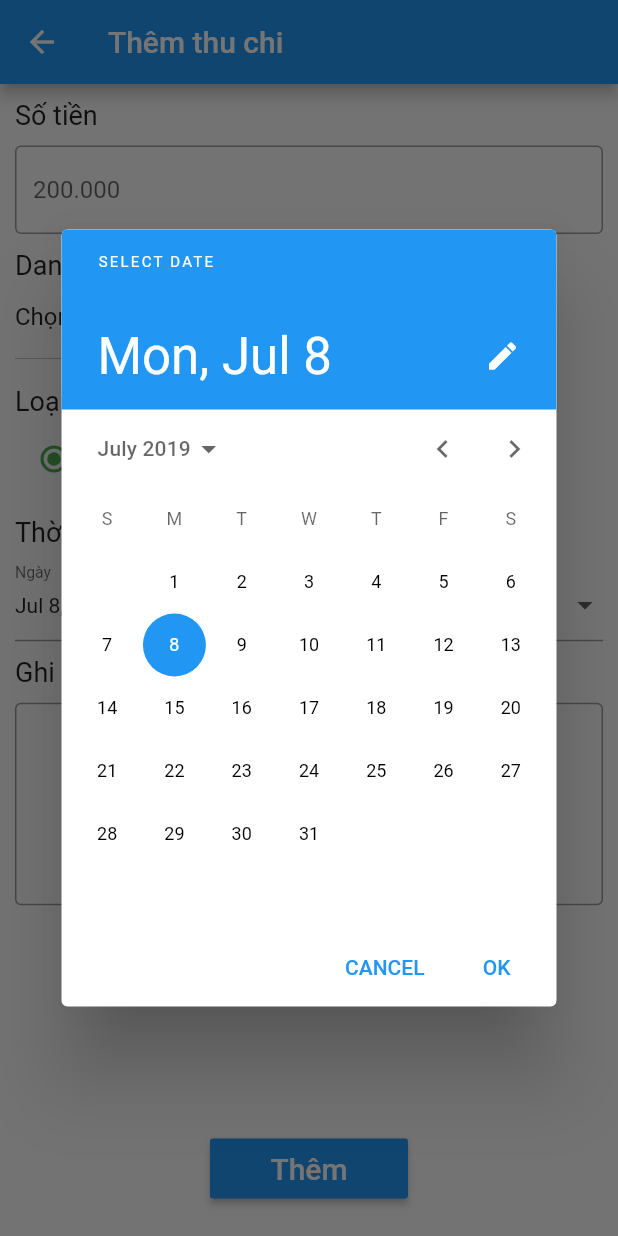
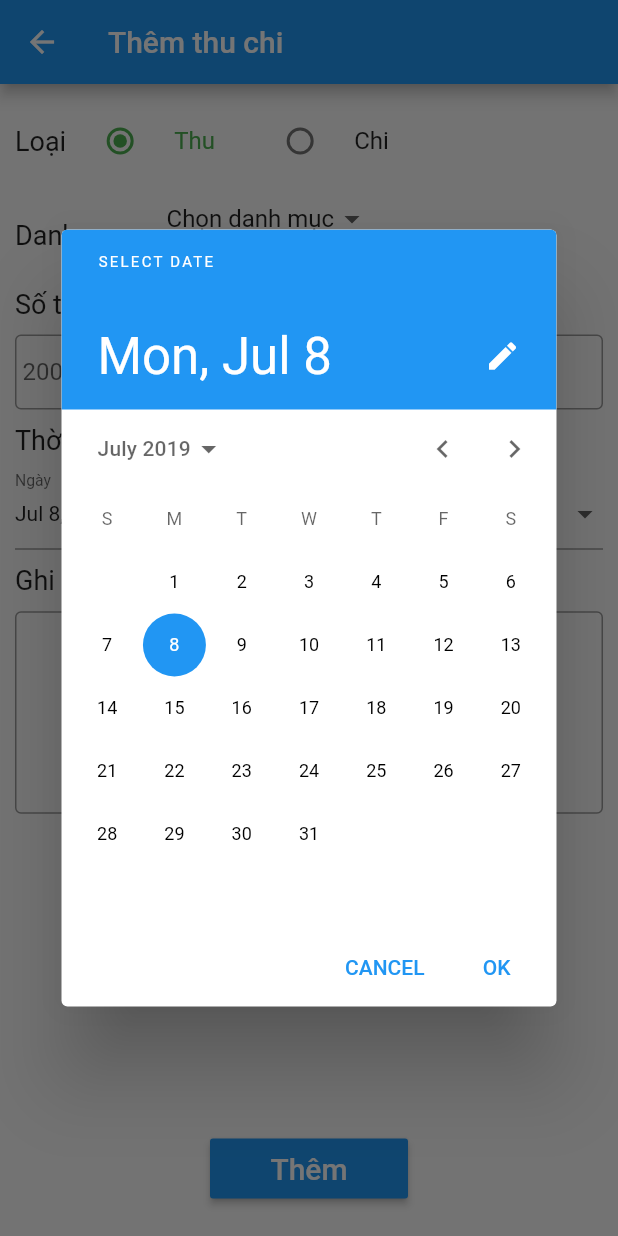
Before and after one commit to VinhShin/quanly_thuchi, a Flutter app: the EditRevenueExpendture screen opened directly, after a tap on an icon or button, on a phone screen of 412 x 824 dp. Run offline on Flutter 3.47's test engine with Material 2 defaults, Android fonts, the phone set to English and light mode, and no system bars; our stand-ins replace bloc, cloud_firestore, connectivity, equatable, firebase_auth, flutter_bloc and 6 more; missing offline and left inert: flutter_circular_chart; accounts and stored records are empty; statements that could not run were skipped.

Commit message:
+ update source

```diff
--- a/lib/base_widget/edit_money_base.dart
+++ b/lib/base_widget/edit_money_base.dart
@@ -3,7 +3,6 @@ import 'package:flutter/services.dart';
 import 'package:intl/intl.dart';
 
 class EditMoneyBase extends StatelessWidget {
-
   TextEditingController controller;
   int numberLine = 1;
   String hint;
@@ -26,39 +25,39 @@ class EditMoneyBase extends StatelessWidget {
     }
     // TODO: implement build
     return Container(
+        height: 50,
         margin: EdgeInsets.only(top: 10, left: 10, right: 10),
         child: new Theme(
           data: new ThemeData(
             primaryColor: Colors.redAccent,
             primaryColorDark: Colors.red,
           ),
-            child: new TextField(
+          child: TextField(
             inputFormatters: [
               WhitelistingTextInputFormatter.digitsOnly,
-// Fit the validating format.
-//fazer o formater para dinheiro
               new CurrencyInputFormatter()
             ],
             obscureText: this.isPassWord,
             controller: controller,
-                keyboardType: isMoney?TextInputType.number:TextInputType.
-                multiline,
-                maxLines: this.numberLine,
+            keyboardType: TextInputType.number,
+            maxLines: null,
+            minLines: null,
+            expands: true,
             decoration: new InputDecoration(
+                contentPadding: EdgeInsets.only(top: 10, left: 5),
+                hintText: "200.000",
                 border: new OutlineInputBorder(
                     borderSide: new BorderSide(color: Colors.teal)),
-        hintText: hint,
-        suffixStyle: const TextStyle(color: Colors.green)),)
+                suffixStyle: const TextStyle(color: Colors.green)),
+          )
           ,
-    )
-    );
+        ));
   }
 }
 
 class CurrencyInputFormatter extends TextInputFormatter {
-
-  TextEditingValue formatEditUpdate(TextEditingValue oldValue,
-      TextEditingValue newValue) {
+  TextEditingValue formatEditUpdate(
+      TextEditingValue oldValue, TextEditingValue newValue) {
     if (newValue.selection.baseOffset == 0) {
       print(true);
       return newValue;
--- a/lib/edit_revenue_expenditure/bloc/edit_bloc.dart
+++ b/lib/edit_revenue_expenditure/bloc/edit_bloc.dart
@@ -35,10 +35,15 @@ class EditBloc extends Bloc<EditEvent, EditState> {
         yield* _insertData(event.reExData);
       } else if (event is Delete) {
         yield EditState.Loading();
-        yield* _delete(event.date, event.id);
+        yield* _delete(event.id);
       } else if (event is Update) {
         yield EditState.Loading();
-        yield* _update(event.reExData);
+        //lý do: id được generate ra từ thời gian tạo thu chi
+        // => khi update lại thời gian thu chi => id sẽ cần thay đổi
+        //=> cách tốt nhất là xóa cái cũ + tạo lại mới cho đơn giản
+        await _fireStorageRepository.deleteReExData(event.reExData.id);
+        await _fireStorageRepository.createReExDataWithExistUser(event.reExData);
+        yield EditState.Update(true);
       } else if (event is EditEventEmpty)
         yield EditState.Empty();
     } else {
@@ -55,9 +60,9 @@ class EditBloc extends Bloc<EditEvent, EditState> {
     }
   }
 
-  Stream<EditState> _delete(String data, int id) async* {
+  Stream<EditState> _delete(int id) async* {
     try {
-      await _fireStorageRepository.deleteReExData(data, id);
+      await _fireStorageRepository.deleteReExData(id);
       yield EditState.Delete(true);
     } catch (_) {
       yield EditState.Delete(false);
--- a/lib/edit_revenue_expenditure/edit_revenue_expendture.dart
+++ b/lib/edit_revenue_expenditure/edit_revenue_expendture.dart
@@ -76,9 +76,16 @@ class _EditPage extends State<EditPage> {
       category = transaction.cateId;
       _radioValue1 = transaction.type;
       selectedDate = DateTime.parse(transaction.date + " 00:00:00.00");
-      List<String> time = transaction.time.split(":");
-      selectedTime = TimeOfDay(
-          hour: int.parse(time[0]), minute: int.parse(time[1].split(" ")[0]));
+      List<String> times = transaction.time.split(" ");
+
+      String time = times[0];
+      String timeType = times.length > 1 ? times[1] : "";
+      int hour = int.parse(time.split(":")[0]);
+      String minute = time.split(":")[1];
+      if (timeType == "PM") {
+        hour += 12;
+      }
+      selectedTime = TimeOfDay(hour: hour, minute: int.parse(minute));
     }
     category = "Chọn danh mục";
     listDropDonwMenuItem.add(new DropdownMenuItem(
@@ -117,7 +124,6 @@ class _EditPage extends State<EditPage> {
         } else {
           Scaffold.of(context)..hideCurrentSnackBar();
           if (editState.currentStep == CONNECT_FAIL) {
-//          _showDialogNoNetWork();
             alertNotify(this.context, "Tác vụ thất bại",
                 "Bạn cần kết nối internet để thực hiện tác vụ này");
           } else if (editState.currentStep == STEP_INSERT && editState.status) {
@@ -155,37 +161,25 @@ class _EditPage extends State<EditPage> {
                     child: new Column(
                       crossAxisAlignment: CrossAxisAlignment.start,
                       children: <Widget>[
-                        TextBase("Số tiền"),
-                        EditMoneyBase(
-                          "200.000",
-                          controller: this.moneyInput,
-                          isMoney: true,
+                        Container(
+                          child: Row(children: <Widget>[
+                            Container(child: TextBase("Loại")),
+                            Container(
+                              margin: EdgeInsets.only(top: 10),
+                              child: Row(children: createRadioListUsers()),
+                            )
+                          ]),
                         ),
                         Row(
                           children: <Widget>[
                             Column(
-                              crossAxisAlignment: CrossAxisAlignment.start,
+                              crossAxisAlignment: CrossAxisAlignment.center,
                               children: <Widget>[
                                 Row(
                                   children: <Widget>[
                                     TextBase("Danh mục"),
-                                    Visibility(
-                                      visible: isShowEditCategory,
-                                        child: GestureDetector(
-                                          child: Container(
-                                            margin: EdgeInsets.only(left: 10),
-                                            height: 60,
-                                            child: GestureDetector(
-                                              onTap: passEditCategory,
-                                              child: Icon(Icons.edit),
-                                            ),
-                                          ),
-                                        ),
-                                    )
-                                  ],
-                                ),
                                     Container(
-                                  margin: EdgeInsets.only(left: 10),
+                                      margin: EdgeInsets.only(left: 20),
                                       height: 60,
                                       child: DropdownButton<String>(
                                         items: listDropDonwMenuItem,
@@ -201,17 +195,30 @@ class _EditPage extends State<EditPage> {
                                         ),
                                       ),
                                     ),
+                                    Visibility(
+                                      visible: isShowEditCategory,
+                                      child: GestureDetector(
+                                        child: Container(
+                                          margin: EdgeInsets.only(left: 20),
+                                          height: 60,
+                                          child: GestureDetector(
+                                            onTap: passEditCategory,
+                                            child: Icon(Icons.edit),
+                                          ),
+                                        ),
+                                      ),
+                                    ),
                                   ],
                                 ),
                               ],
                             ),
-                        Container(
-                          child: Column(
-                              crossAxisAlignment: CrossAxisAlignment.start,
-                              children: <Widget>[
-                                TextBase("Loại"),
-                                Row(children: createRadioListUsers())
-                              ]),
+                          ],
+                        ),
+                        TextBase("Số tiền"),
+                        EditMoneyBase(
+                          "200.000",
+                          controller: this.moneyInput,
+                          isMoney: true,
                         ),
                         TextBase("Thời gian"),
                         Container(
@@ -276,8 +283,7 @@ class _EditPage extends State<EditPage> {
                                   child: Text("Xoá",
                                       textAlign: TextAlign.center,
                                       style: TextStyle(
-                                          fontSize: 20,
-                                          color: Colors.white)),
+                                          fontSize: 20, color: Colors.white)),
                                 ))),
                       ),
                       RaisedButton(
@@ -307,7 +313,6 @@ class _EditPage extends State<EditPage> {
                     ],
                   ),
                 )
-
               ],
             );
           }),
@@ -358,7 +363,7 @@ class _EditPage extends State<EditPage> {
   }
 
   Future<Null> _selectDate(BuildContext context) async {
-    if (transaction == null) {
+//    if (transaction == null) {
     final DateTime picked = await showDatePicker(
         context: context,
         initialDatePickerMode: DatePickerMode.day,
@@ -369,10 +374,10 @@ class _EditPage extends State<EditPage> {
       setState(() {
         selectedDate = picked;
       });
-    } else {
-      alertNotify(
-          this.context, "Thông báo", "Bạn không có quyền sửa thông tin này");
-    }
+//    } else {
+//      alertNotify(
+//          this.context, "Thông báo", "Bạn không có quyền sửa thông tin này");
+//    }
   }
 
   Future<void> _selectTime(BuildContext context) async {
@@ -412,6 +417,7 @@ class _EditPage extends State<EditPage> {
           '');
       if (transaction != null) {
         newTransaction.setId = transaction.id;
+        newTransaction.setSubUserId = transaction.subUserId;
       }
       return newTransaction;
     }
@@ -480,4 +486,27 @@ class _EditPage extends State<EditPage> {
       },
     );
   }
+
+  void _showDialogRegisterResult(String content) {
+    // flutter defined function
+    showDialog(
+      context: context,
+      builder: (BuildContext context) {
+        // return object of type Dialog
+        return AlertDialog(
+          title: new Text("Thông báo"),
+          content: new Text(content),
+          actions: <Widget>[
+            // usually buttons at the bottom of the dialog
+            new FlatButton(
+              child: new Text("Ok"),
+              onPressed: () {
+                Navigator.of(context).pop();
+              },
+            ),
+          ],
+        );
+      },
+    );
   }
+}
--- a/lib/login/login_form.dart
+++ b/lib/login/login_form.dart
@@ -225,7 +225,7 @@ class _LoginFormState extends State<LoginForm> {
         // return object of type Dialog
         return AlertDialog(
           title: new Text("Thông báo"),
-          content: new Text("Mật khẩu mới đã được gửi đến tài khoản của bạn, bạn vui lòng kiểm tra mail để cập nhật mật khẩu mới!"),
+          content: new Text("Mật khẩu mới đã được gửi đến gmail của bạn, bạn vui lòng kiểm tra mail để cập nhật mật khẩu mới!"),
           actions: <Widget>[
             // usually buttons at the bottom of the dialog
             new FlatButton(
--- a/lib/report/cate_chart_circle.dart
+++ b/lib/report/cate_chart_circle.dart
@@ -47,6 +47,7 @@ class CateChartCircle extends StatelessWidget {
             ),
           ),
           Container(
+            width: 200,
               height: 100,
               child: new ListView.builder(
                   itemCount: mapEx.length,
--- a/lib/report/report_bloc/report_bloc.dart
+++ b/lib/report/report_bloc/report_bloc.dart
@@ -38,6 +38,9 @@ class ReportBloc extends Bloc<ReportEvent, ReportState> {
     int sumEx = 0;
     List<CategoryModel> listCate = new List();
     listCate = await _userRepository.getAllCategory();
+    if(listCate == null || listCate.length == 0){
+      listCate.add(CategoryModel(-1, "Rỗng"));
+    }
     var mapEx = new Map<String,double>();
     var mapRe = new Map<String,double>();
     for(final e in listCate)
--- a/lib/repository/user_repository.dart
+++ b/lib/repository/user_repository.dart
@@ -42,7 +42,6 @@ class UserRepository {
     prefs.setString(USER_ID, user.uid);
     prefs.setString(USER_NAME, user.email);
     prefs.setString(SUB_USER_NAME, SUB_USER_NAME_EMPTY);
-    _fireStorageRepository.addShop(user.uid, user.email);
     return;
   }
 
```
Also changed, not shown: lib/category/category.dart (+13 -8 lines), lib/home_page/tab/option_page.dart (+52 -7 lines), lib/home_page/tab/report_page.dart (+7 -3 lines), lib/repository/firestorage_repository.dart (+37 -19 lines), lib/user/user_home.dart (+68 -20 lines), 3 other files. Lines whose indentation alone changed are shown as unchanged.
